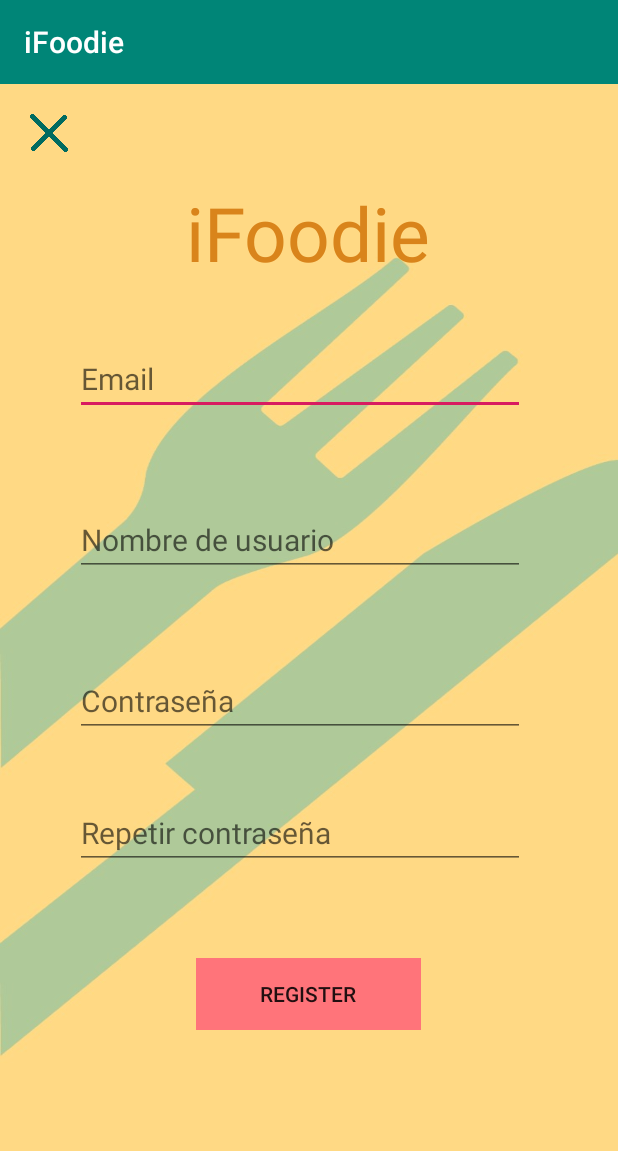
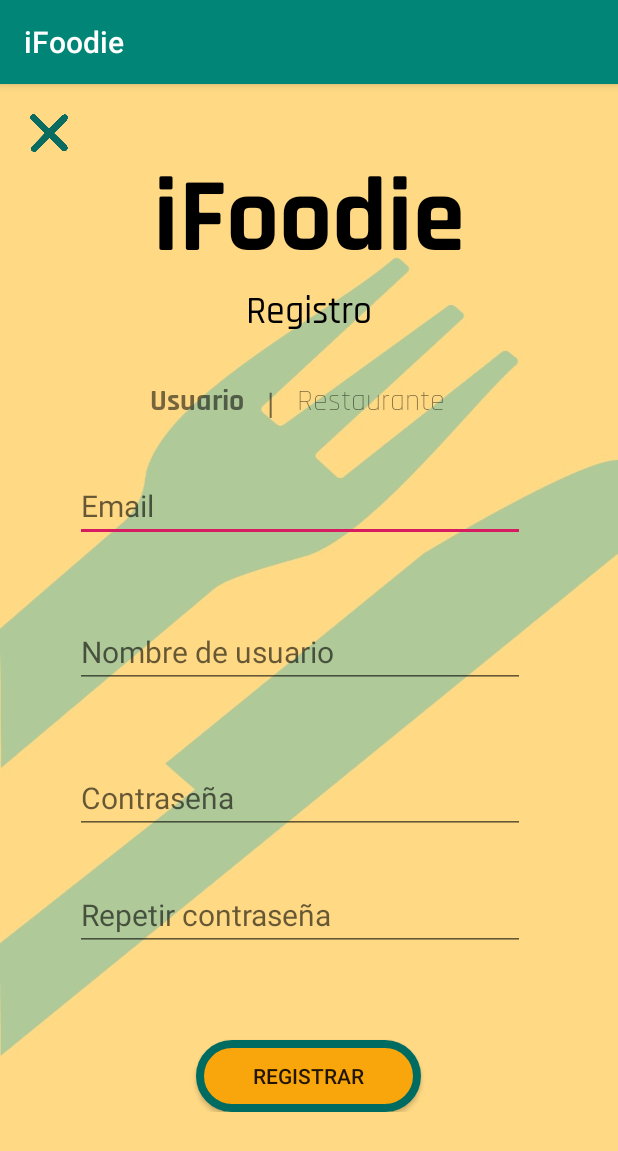
Before and after one commit to iFoodieTM/Android, an Android app: the RegisterActivity screen opened directly, with no data from a screen before it, on a phone screen of 412 x 824 dp. Shown: the top 1151 px of the screen. Run offline under Robolectric (Android 15) with nearby library versions, the phone set to English and light mode, and no system bars.

Commit message:
register restaurant screen created

```diff
--- a/app/src/main/AndroidManifest.xml
+++ b/app/src/main/AndroidManifest.xml
@@ -12,7 +12,8 @@
         android:supportsRtl="true"
         android:theme="@style/AppTheme"
         android:usesCleartextTraffic="true">
-        <activity android:name=".addRecipe"></activity>
+        <activity android:name=".RegisterRestaurant"></activity>
+        <activity android:name=".AddRecipe" />
         <activity android:name=".FeedActivity" />
         <activity android:name=".RecoverActivity" />
         <activity android:name=".LoginActivity">
--- a/app/src/main/java/com/example/ifoodie/addRecipe.java
+++ b/app/src/main/java/com/example/ifoodie/AddRecipe.java
@@ -10,7 +10,7 @@ import android.widget.LinearLayout;
 
 import java.util.ArrayList;
 
-public class addRecipe extends AppCompatActivity {
+public class AddRecipe extends AppCompatActivity {
     LinearLayout layoutContainer;
     EditText nuevoPaso;
     ImageView añadirPaso;
--- a/app/src/main/java/com/example/ifoodie/FeedActivity.java
+++ b/app/src/main/java/com/example/ifoodie/FeedActivity.java
@@ -4,8 +4,6 @@ import androidx.appcompat.app.AppCompatActivity;
 
 import android.content.Intent;
 import android.os.Bundle;
-import android.view.Menu;
-import android.view.MenuInflater;
 import android.view.View;
 import android.widget.Button;
 
@@ -29,7 +27,7 @@ public class FeedActivity extends AppCompatActivity {
 
     private void newView(){
 
-        Intent intent = new Intent(this, addRecipe.class);
+        Intent intent = new Intent(this, AddRecipe.class);
         startActivity(intent);
 
     }
--- a/app/src/main/java/com/example/ifoodie/RegisterActivity.java
+++ b/app/src/main/java/com/example/ifoodie/RegisterActivity.java
@@ -8,6 +8,7 @@ import android.util.Log;
 import android.view.View;
 import android.widget.Button;
 import android.widget.EditText;
+import android.widget.ImageView;
 import android.widget.TextView;
 import android.widget.ImageButton;
 import android.widget.Toast;
@@ -35,10 +36,11 @@ public class RegisterActivity extends AppCompatActivity {
     TextView errorMail;
     TextView errorUser;
     TextView errorPass;
+    TextView registerRestaurant;
 
     EditText editUsername;
     Button ok;
-    Button back;
+    ImageView back;
 
     Retrofit retrofit;
     BienestarApi bienestarApi;
@@ -56,6 +58,7 @@ public class RegisterActivity extends AppCompatActivity {
         errorMail = findViewById(R.id.mailError);
         errorUser = findViewById(R.id.passError);
         errorPass = findViewById(R.id.userError);
+        registerRestaurant = findViewById(R.id.RegisterRestaurante);
 
         editUsername = findViewById(R.id.editUsername);
         back = findViewById(R.id.back);
@@ -72,6 +75,13 @@ public class RegisterActivity extends AppCompatActivity {
         @Override
         public void onClick(View view) {
             btAccept(view);
+        }
+    });
+
+    registerRestaurant.setOnClickListener(new View.OnClickListener() {
+        @Override
+        public void onClick(View view) {
+            newView();
         }
     });
 
@@ -170,4 +180,10 @@ public class RegisterActivity extends AppCompatActivity {
         Matcher matcher = pattern.matcher(email);
         return matcher.matches();
     }
+    private void newView(){
+
+        Intent intent = new Intent(this, RegisterRestaurant.class);
+        startActivity(intent);
+
+    }
 }
--- /dev/null
+++ b/app/src/main/res/drawable/button_register.xml
@@ -0,0 +1,11 @@
+<?xml version="1.0" encoding="utf-8"?>
+<shape
+    xmlns:android="http://schemas.android.com/apk/res/android"
+    android:shape="rectangle">
+
+    <corners android:radius="30dp" />
+    <solid android:color="#F9A50C"/>
+    <stroke
+        android:width="5dip"
+        android:color="#006B60"/>
+</shape>
--- a/app/src/main/res/layout/activity_add_recipe.xml
+++ b/app/src/main/res/layout/activity_add_recipe.xml
@@ -4,7 +4,7 @@
     xmlns:tools="http://schemas.android.com/tools"
     android:layout_width="match_parent"
     android:layout_height="match_parent"
-    tools:context=".addRecipe"
+    tools:context=".AddRecipe"
     android:background="@drawable/fondo2">
 
     <LinearLayout
@@ -20,7 +20,7 @@
             <ImageView
                 android:layout_width="100dp"
                 android:layout_height="100dp"
-                android:src="@drawable/logo_V2_miniatura"
+                android:src="@drawable/logo_miniatura"
                 android:maxWidth="30dp"
                 android:layout_marginTop="10dp"
                 android:layout_marginLeft="105dp"/>
--- a/app/src/main/res/layout/activity_login.xml
+++ b/app/src/main/res/layout/activity_login.xml
@@ -11,7 +11,7 @@
     <ImageView
         android:layout_width="200dp"
         android:layout_height="200dp"
-        android:src="@drawable/logo_V2_miniatura"
+        android:src="@drawable/logo_miniatura"
         android:maxWidth="30dp"
         android:layout_marginTop="60dp"
         android:layout_marginLeft="110dp"/>
--- a/app/src/main/res/layout/activity_register.xml
+++ b/app/src/main/res/layout/activity_register.xml
@@ -19,20 +19,64 @@
             android:layout_height="25dp"
             android:layout_marginLeft="20dp"
             android:layout_marginTop="20dp"
-            android:src="@drawable/BotonX"/>
+            android:src="@drawable/button_cross2"/>
+
 
         <TextView
             android:layout_width="wrap_content"
             android:layout_height="wrap_content"
             android:layout_gravity="center"
-            android:layout_marginTop="20sp"
-            android:text="@string/app_name"
-            android:textColor="@color/colorTitle"
-            android:textSize="50sp"
-            app:layout_constraintBottom_toBottomOf="parent"
-            app:layout_constraintLeft_toLeftOf="parent"
-            app:layout_constraintRight_toRightOf="parent"
-            app:layout_constraintTop_toTopOf="parent" />
+            android:text="iFoodie"
+            android:textColor="#000000"
+            android:textSize="70dp"
+            app:fontFamily="@font/rajdhani_bold"></TextView>
+
+        <TextView
+            android:layout_width="match_parent"
+            android:layout_height="match_parent"
+            android:layout_gravity="center"
+            android:text="Registro"
+            android:textAlignment="center"
+            android:textColor="#000000"
+            android:textSize="25dp"
+            app:fontFamily="@font/rajdhani_medium"></TextView>
+        <LinearLayout
+            android:layout_width="match_parent"
+            android:layout_height="match_parent"
+            android:orientation="horizontal"
+            android:layout_marginLeft="40dp">
+
+            <TextView
+                android:layout_width="wrap_content"
+                android:layout_height="match_parent"
+                android:layout_marginLeft="60dp"
+                android:layout_marginTop="30dp"
+                android:text="Usuario"
+                android:textAlignment="center"
+                android:textSize="20dp"
+                app:fontFamily="@font/rajdhani_bold"
+                ></TextView>
+
+            <TextView
+                android:layout_width="wrap_content"
+                android:layout_height="match_parent"
+                android:layout_marginTop="30dp"
+                android:layout_marginLeft="15dp"
+                android:text="|"
+                android:textSize="20dp"
+                android:textAlignment="center"></TextView>
+
+            <TextView
+                android:layout_width="wrap_content"
+                android:layout_height="match_parent"
+                android:layout_marginLeft="15dp"
+                android:layout_marginTop="30dp"
+                android:text="Restaurante"
+                android:textAlignment="center"
+                android:textSize="20dp"
+                app:fontFamily="@font/rajdhani_light"
+                android:id="@+id/RegisterRestaurante"></TextView>
+        </LinearLayout>
 
 
         <EditText
@@ -40,7 +84,7 @@
             android:layout_width="300sp"
             android:layout_height="wrap_content"
             android:layout_marginLeft="50sp"
-            android:layout_marginTop="40sp"
+            android:layout_marginTop="30sp"
             android:hint="@string/email"
             android:textSize="20sp" />
         <TextView
@@ -58,7 +102,7 @@
             android:layout_width="300sp"
             android:layout_height="wrap_content"
             android:layout_marginLeft="50sp"
-            android:layout_marginTop="40sp"
+            android:layout_marginTop="30sp"
             android:hint="@string/userName"
             android:textSize="20sp" />
         <TextView
@@ -76,7 +120,7 @@
             android:layout_width="300sp"
             android:layout_height="wrap_content"
             android:layout_marginLeft="50sp"
-            android:layout_marginTop="40sp"
+            android:layout_marginTop="30sp"
             android:hint="@string/password"
             android:textSize="20sp" />
         <EditText
@@ -84,7 +128,7 @@
             android:layout_width="300sp"
             android:layout_height="wrap_content"
             android:layout_marginLeft="50sp"
-            android:layout_marginTop="40sp"
+            android:layout_marginTop="30sp"
             android:hint="Repetir contraseña"
             android:textSize="20sp" />
 
@@ -106,8 +150,8 @@
             android:layout_width="150sp"
             android:layout_height="wrap_content"
             android:layout_gravity="center"
-            android:text="Register"
-            android:background="@color/colorRegister" />
+            android:text="Registrar"
+            android:background="@drawable/button_register" />
 
     </LinearLayout>
 
```
Also changed, not shown: app/src/main/java/com/example/ifoodie/RegisterRestaurant.java (added, +42 -0 lines), app/src/main/res/drawable/radius_text_view.xml (added, +10 -0 lines), app/src/main/res/layout/activity_register_restaurant.xml (added, +304 -0 lines), app/src/main/res/drawable/add_button4.png (renamed from app/src/main/res/drawable/add_button-4.png), app/src/main/res/drawable/button_cross.png (renamed from app/src/main/res/drawable/BotonX.png), app/src/main/res/drawable/button_cross2.png (added), app/src/main/res/drawable/logo_miniatura.png (renamed from app/src/main/res/drawable/logo_V2_miniatura.png), app/src/main/res/drawable/tag.png (added).
